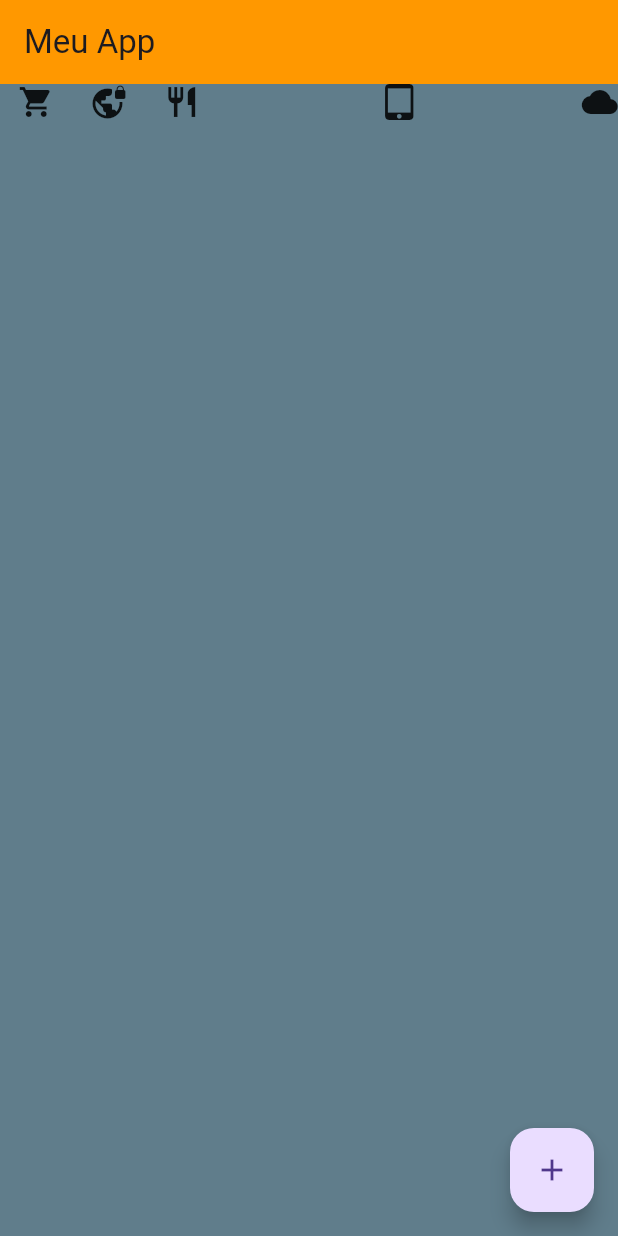
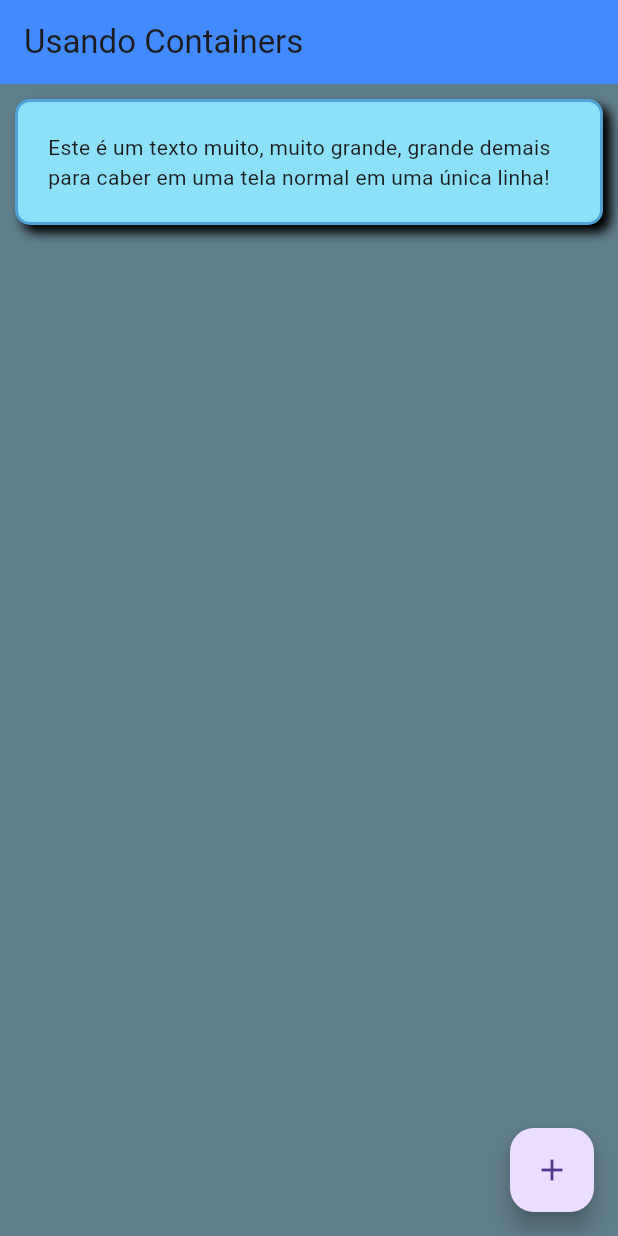
Before and after one commit to villani/estudos-flutter, a Flutter app: the screen it shows after launch, on a phone screen of 412 x 824 dp. Run offline on Flutter 3.47's test engine with Material 3 defaults, Android fonts, the phone set to English and light mode, and no system bars.

Commit message:
Aula 05: Usando containers

```diff
--- a/ola_mundo/lib/main.dart
+++ b/ola_mundo/lib/main.dart
@@ -4,17 +4,31 @@ main() => runApp(
       MaterialApp(
         home: Scaffold(
           appBar: AppBar(
-            title: Text('Meu App'),
-            backgroundColor: Colors.orange,
+            title: Text('Usando Containers'),
+            backgroundColor: Colors.blueAccent,
           ),
-          body: Row(
-            children: [
-              Expanded(flex: 2, child: Icon(Icons.shopping_cart)),
-              Expanded(flex: 2, child: Icon(Icons.vpn_lock)),
-              Expanded(flex: 2, child: Icon(Icons.restaurant)),
-              Expanded(flex: 10, child: Icon(Icons.tablet_mac)),
-              Expanded(flex: 1, child: Icon(Icons.cloud)),
-            ],
+          body: Container(
+            width: double.infinity,
+            margin: EdgeInsets.all(10.0),
+            padding: EdgeInsets.all(20.0),
+            decoration: BoxDecoration(
+              color: Color(0xFF8CE1F8),
+              boxShadow: [
+                BoxShadow(
+                  offset: Offset(5, 5),
+                  blurRadius: 5,
+                )
+              ],
+              border: Border.all(
+                color: Color(0xFF51A3D6),
+                width: 2,
+              ),
+              borderRadius: BorderRadius.all(
+                Radius.circular(10),
+              )
+            ),
+            child: Text(
+                'Este é um texto muito, muito grande, grande demais para caber em uma tela normal em uma única linha!'),
           ),
           backgroundColor: Colors.blueGrey,
           floatingActionButton: FloatingActionButton(
```
